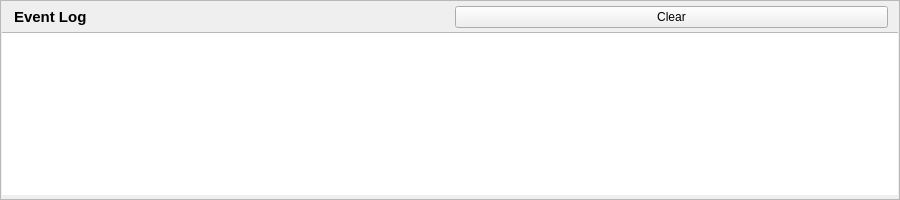
sanny32/OpenUaSim, file src/ui/widgets/eventlogwidget.ui: the form before one commit.
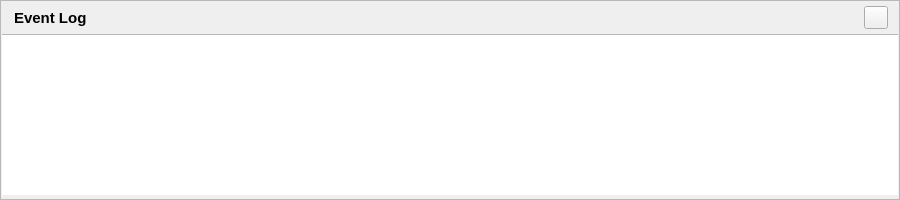
The form after the commit.

Commit message:
Show the event log clear button as a trash icon
The Clear text button in the event log header becomes an icon button with
a tooltip, matching the Log page. The title keeps the header at its former
height so the log still takes the same whole rows.

What changed in the file:
```diff
--- a/src/ui/widgets/eventlogwidget.ui
+++ b/src/ui/widgets/eventlogwidget.ui
@@ -51,7 +51,7 @@
        <property name="minimumSize">
         <size>
          <width>0</width>
-         <height>22</height>
+         <height>24</height>
         </size>
        </property>
        <property name="font">
@@ -73,9 +73,9 @@
       </spacer>
      </item>
      <item>
-      <widget class="QPushButton" name="clearButton">
-       <property name="text">
-        <string>Clear</string>
+      <widget class="QToolButton" name="clearButton">
+       <property name="toolTip">
+        <string>Clear Log</string>
        </property>
       </widget>
      </item>
```
The commit also changes 3 other files.
